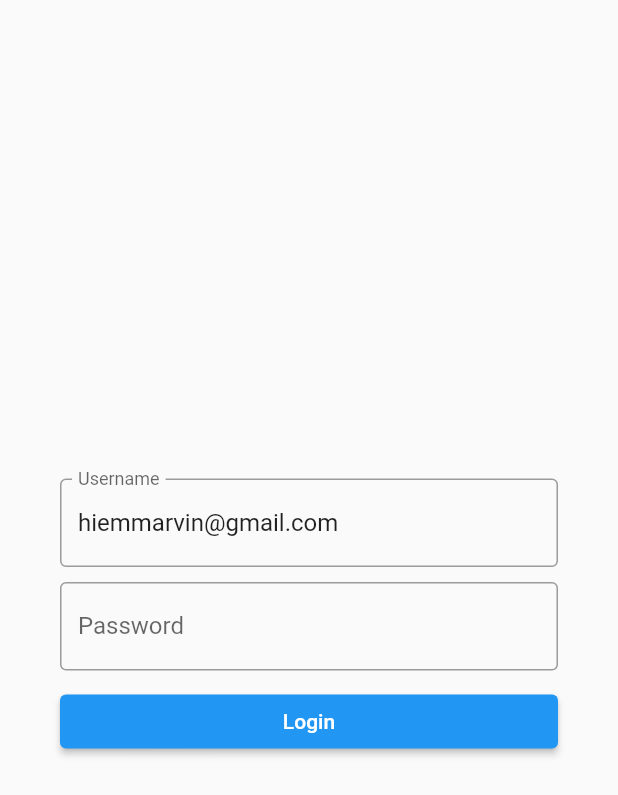
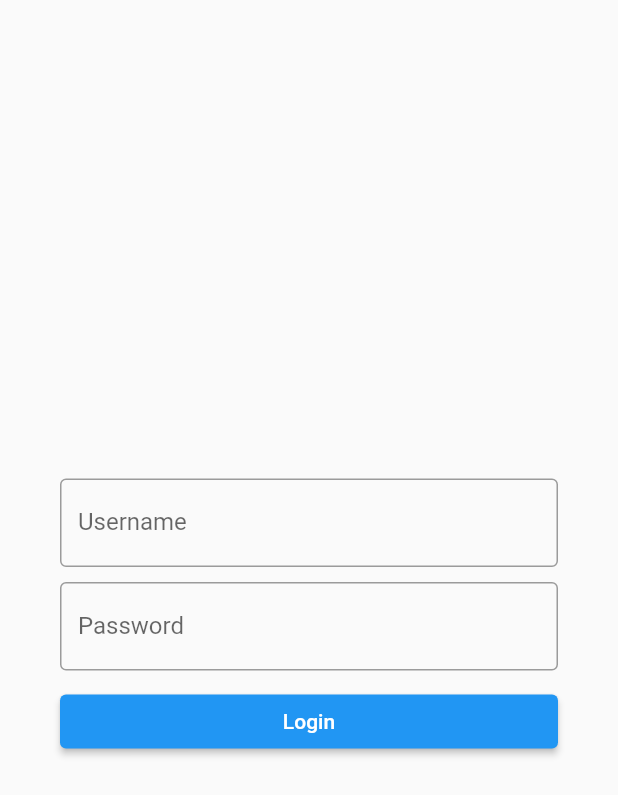
Before and after one commit to codermarvin/saleslookup, a Flutter app: the screen it shows after launch, on a phone screen of 412 x 824 dp. Shown: the top 795 px of the screen. Run offline on Flutter 3.47's test engine with Material 2 defaults, Android fonts, the phone set to English and light mode, and no system bars; missing offline and left inert: odoo_api.

Commit message:
initial commit

```diff
--- a/lib/pages/login.dart
+++ b/lib/pages/login.dart
@@ -14,7 +14,7 @@ class _LoginState extends State<Login> {
 
   @override
   void initState() {
-    _username.text = 'hiemmarvin@gmail.com';
+    _username.text = '';
     _password.text = '';
     super.initState();
   }
```
Also changed, not shown: 1 other file.
